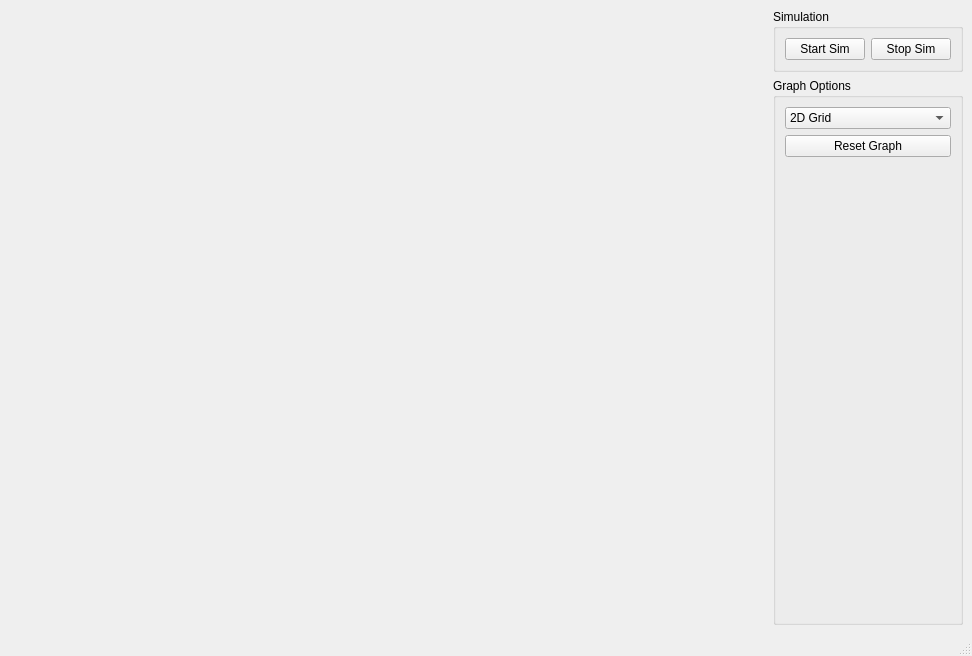
This is das/ui/MainWindow.ui in rstrohkorb/dynamic_A_Star as Qt 5 draws it before an edit. The edited form follows.
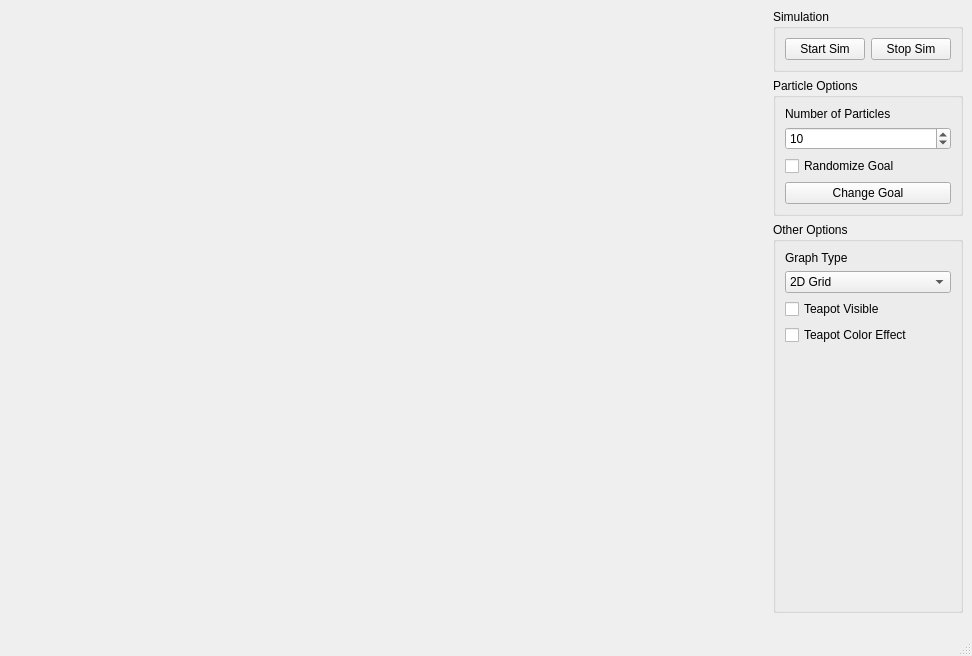
This is the edited form.

Commit message: completed teapot color effect

What changed in the file:
```diff
--- a/das/ui/MainWindow.ui
+++ b/das/ui/MainWindow.ui
@@ -15,13 +15,63 @@
   </property>
   <widget class="QWidget" name="centralwidget">
    <layout class="QGridLayout" name="s_mainWindowGridLayout">
-    <item row="1" column="1">
+    <item row="0" column="1">
+     <widget class="QGroupBox" name="s_simOptions">
+      <property name="title">
+       <string>Simulation</string>
+      </property>
+      <layout class="QGridLayout" name="gridLayout">
+       <item row="0" column="1">
+        <widget class="QPushButton" name="m_stopSim">
+         <property name="text">
+          <string>Stop Sim</string>
+         </property>
+        </widget>
+       </item>
+       <item row="0" column="0">
+        <widget class="QPushButton" name="m_startSim">
+         <property name="text">
+          <string>Start Sim</string>
+         </property>
+        </widget>
+       </item>
+      </layout>
+     </widget>
+    </item>
+    <item row="0" column="0" rowspan="5">
+     <spacer name="horizontalSpacer">
+      <property name="orientation">
+       <enum>Qt::Horizontal</enum>
+      </property>
+      <property name="sizeHint" stdset="0">
+       <size>
+        <width>40</width>
+        <height>40</height>
+       </size>
+      </property>
+     </spacer>
+    </item>
+    <item row="2" column="1">
      <widget class="QGroupBox" name="s_graphOptions">
       <property name="title">
-       <string>Graph Options</string>
+       <string>Other Options</string>
       </property>
       <layout class="QGridLayout" name="gridLayout_2">
+       <item row="2" column="0">
+        <widget class="QCheckBox" name="m_visibleTeapot">
+         <property name="text">
+          <string>Teapot Visible</string>
+         </property>
+        </widget>
+       </item>
        <item row="0" column="0">
+        <widget class="QLabel" name="label_2">
+         <property name="text">
+          <string>Graph Type</string>
+         </property>
+        </widget>
+       </item>
+       <item row="1" column="0">
         <widget class="QComboBox" name="m_graphSelection">
          <item>
           <property name="text">
@@ -45,14 +95,7 @@
          </item>
         </widget>
        </item>
-       <item row="2" column="0">
-        <widget class="QPushButton" name="m_resetGraph">
-         <property name="text">
-          <string>Reset Graph</string>
-         </property>
-        </widget>
-       </item>
-       <item row="3" column="0">
+       <item row="4" column="0">
         <spacer name="verticalSpacer">
          <property name="orientation">
           <enum>Qt::Vertical</enum>
@@ -65,39 +108,47 @@
          </property>
         </spacer>
        </item>
+       <item row="3" column="0">
+        <widget class="QCheckBox" name="m_teapotEffectOn">
+         <property name="text">
+          <string>Teapot Color Effect</string>
+         </property>
+        </widget>
+       </item>
       </layout>
      </widget>
     </item>
-    <item row="0" column="0">
-     <spacer name="horizontalSpacer">
-      <property name="orientation">
-       <enum>Qt::Horizontal</enum>
-      </property>
-      <property name="sizeHint" stdset="0">
-       <size>
-        <width>40</width>
-        <height>20</height>
-       </size>
-      </property>
-     </spacer>
-    </item>
-    <item row="0" column="1">
-     <widget class="QGroupBox" name="s_simOptions">
+    <item row="1" column="1">
+     <widget class="QGroupBox" name="s_particleOptions">
       <property name="title">
-       <string>Simulation</string>
+       <string>Particle Options</string>
       </property>
-      <layout class="QGridLayout" name="gridLayout">
-       <item row="0" column="1">
-        <widget class="QPushButton" name="m_stopSim">
+      <layout class="QGridLayout" name="gridLayout_4">
+       <item row="2" column="0">
+        <widget class="QCheckBox" name="m_isRandomGoal">
          <property name="text">
-          <string>Stop Sim</string>
+          <string>Randomize Goal</string>
          </property>
         </widget>
        </item>
        <item row="0" column="0">
-        <widget class="QPushButton" name="m_startSim">
+        <widget class="QLabel" name="label">
          <property name="text">
-          <string>Start Sim</string>
+          <string>Number of Particles</string>
+         </property>
+        </widget>
+       </item>
+       <item row="1" column="0">
+        <widget class="QSpinBox" name="m_numParticles">
+         <property name="value">
+          <number>10</number>
+         </property>
+        </widget>
+       </item>
+       <item row="3" column="0">
+        <widget class="QPushButton" name="m_changeGoal">
+         <property name="text">
+          <string>Change Goal</string>
          </property>
         </widget>
        </item>
```
Left out of the diff: 4 changed lines with no effect on the pictures. The commit also changes 15 other files.
